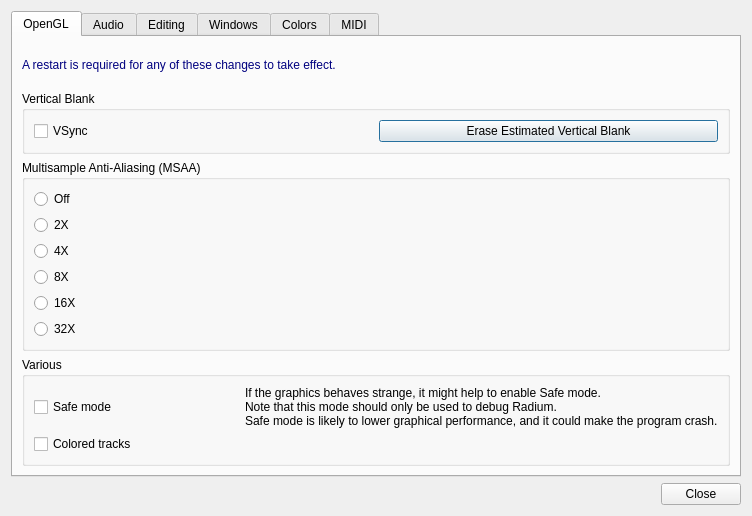
The window that Qt/qt4_preferences.ui (kmatheussen/radium) describes before a commit, drawn with Qt 5.
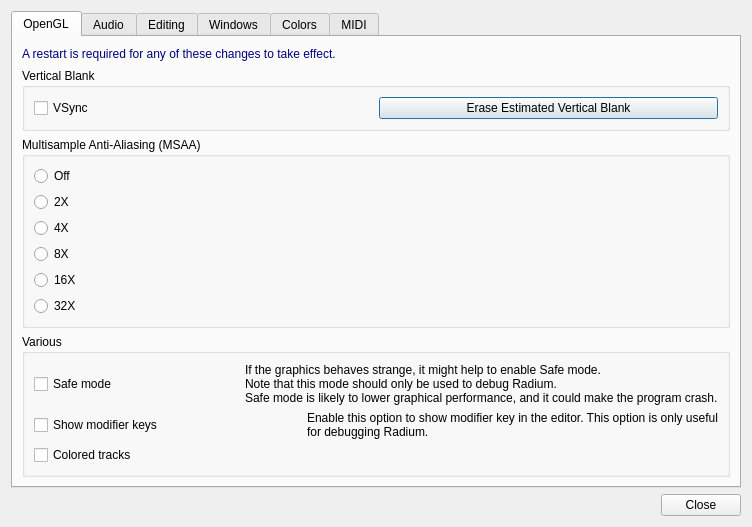
The same window after the commit. The open tabs and pages were chosen to show the change.

Commit message: option to show key code in the editor

```diff
--- a/Qt/qt4_preferences.ui
+++ b/Qt/qt4_preferences.ui
@@ -214,6 +214,48 @@
             </item>
            </layout>
           </item>
+          <item>
+           <layout class="QHBoxLayout" name="horizontalLayout_7">
+            <item>
+             <widget class="QCheckBox" name="showModifierKeysOnoff">
+              <property name="enabled">
+               <bool>true</bool>
+              </property>
+              <property name="toolTip">
+               <string/>
+              </property>
+              <property name="statusTip">
+               <string/>
+              </property>
+              <property name="text">
+               <string>Show modifier keys</string>
+              </property>
+             </widget>
+            </item>
+            <item>
+             <spacer name="horizontalSpacer_5">
+              <property name="orientation">
+               <enum>Qt::Horizontal</enum>
+              </property>
+              <property name="sizeHint" stdset="0">
+               <size>
+                <width>20</width>
+                <height>20</height>
+               </size>
+              </property>
+             </spacer>
+            </item>
+            <item>
+             <widget class="QLabel" name="label_6">
+              <property name="text">
+               <string>&lt;html&gt;&lt;head/&gt;&lt;body&gt;&lt;p&gt;&lt;span style=&quot; color:#000000;&quot;&gt;Enable this option to show modifier key in the editor. 
+This option is only useful&lt;br&gt;for debugging Radium.
+&lt;/span&gt;&lt;/body&gt;&lt;/html&gt;</string>
+              </property>
+             </widget>
+            </item>
+           </layout>
+          </item>
           <item>
            <layout class="QHBoxLayout" name="horizontalLayout_8">
             <item>
```
Left out of the diff: 4 changed lines with no effect on the pictures. The commit also changes 4 other files.
